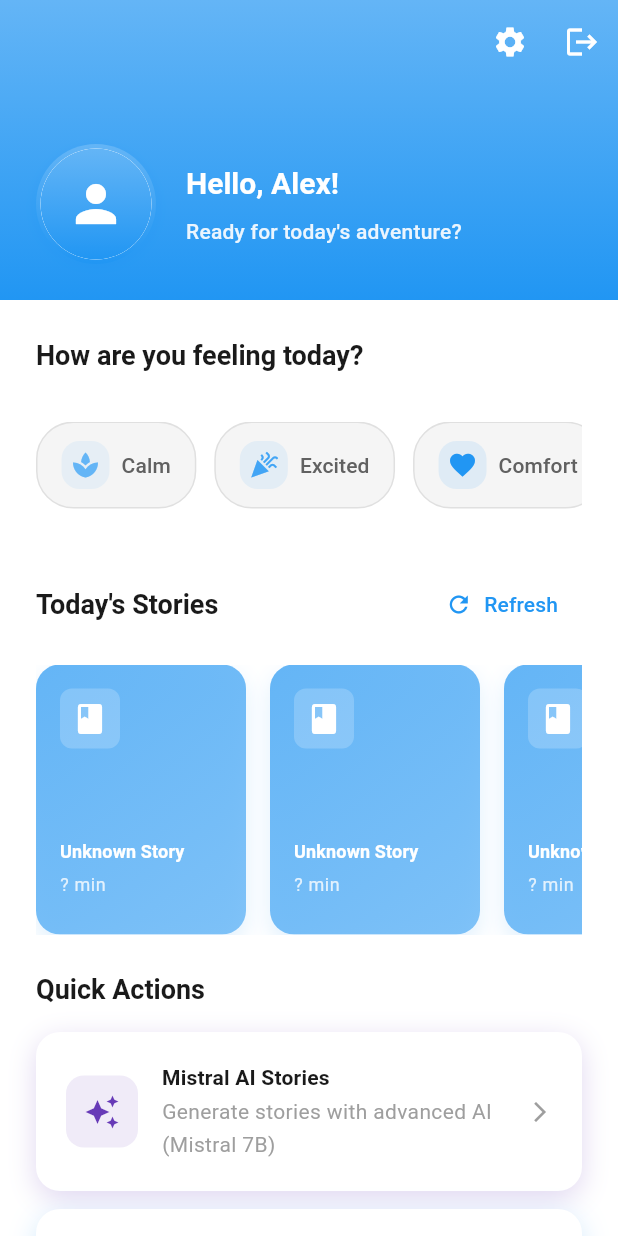
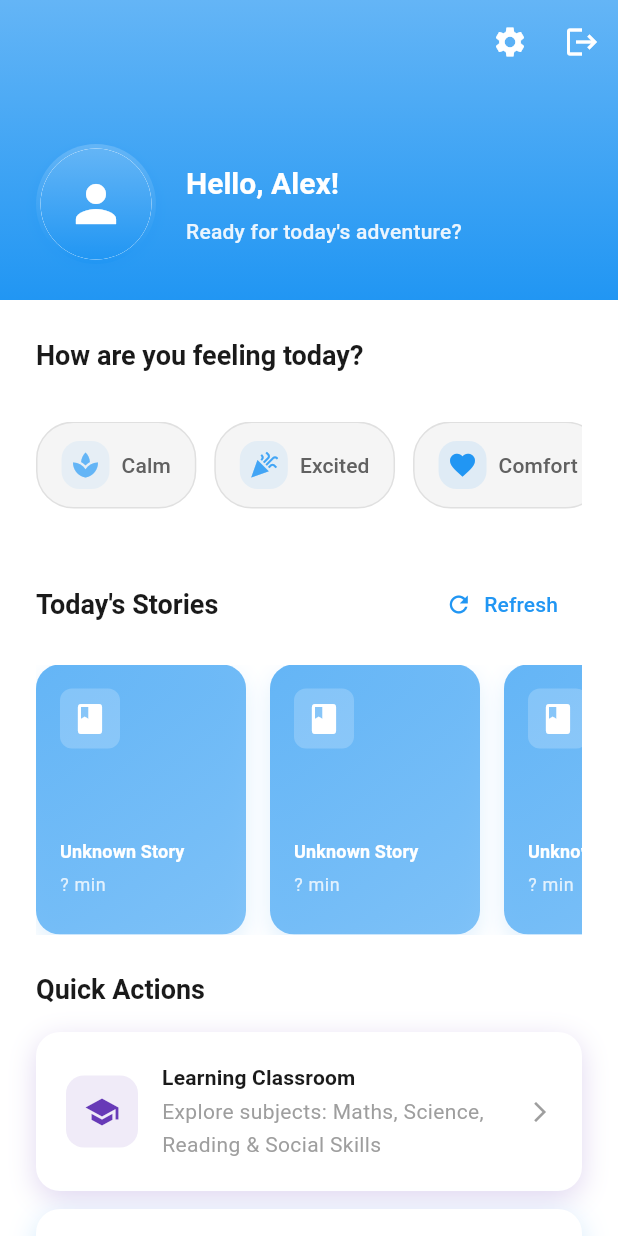
Before and after one commit to robinfrancis186/NeuroLearn-AI, a Flutter app: the screen it shows after launch, after a tap on "Alex", on a phone screen of 412 x 824 dp. Run offline on Flutter 3.47's test engine with Material 3 defaults, Android fonts, the phone set to English and light mode, and no system bars; drawn by our look-alikes of flutter_animate; our stand-ins replace audioplayers, camera, cloud_firestore, dio, firebase_auth, firebase_core and 7 more; missing offline and left inert: dart_openai, record; accounts and stored records are empty; Roboto replaces fonts that are missing (ComicNeue).

Commit message:
feat: add Learning Classroom feature to HomePage with navigation

```diff
--- a/lib/features/story_tutor/presentation/pages/home_page.dart
+++ b/lib/features/story_tutor/presentation/pages/home_page.dart
@@ -19,6 +19,7 @@ import '../widgets/student_avatar_widget.dart';
 import 'story_session_page.dart';
 import 'story_builder_page.dart';
 import 'mistral_story_demo.dart';
+import 'learning_classroom_page.dart';
 
 class HomePage extends ConsumerStatefulWidget {
   const HomePage({super.key});
@@ -389,11 +390,11 @@ class _HomePageState extends ConsumerState<HomePage> {
   Widget _buildQuickActions() {
     final actions = [
       {
-        'title': 'Mistral AI Stories',
-        'subtitle': 'Generate stories with advanced AI (Mistral 7B)',
-        'icon': Icons.auto_awesome,
+        'title': 'Learning Classroom',
+        'subtitle': 'Explore subjects: Maths, Science, Reading & Social Skills',
+        'icon': Icons.school,
         'color': Colors.deepPurple,
-        'onTap': () => _navigateToMistralDemo(),
+        'onTap': () => _navigateToLearningClassroom(),
       },
       {
         'title': 'Share Memory',
@@ -667,4 +668,13 @@ class _HomePageState extends ConsumerState<HomePage> {
       ),
     );
   }
+
+  void _navigateToLearningClassroom() {
+    Navigator.push(
+      context,
+      MaterialPageRoute(
+        builder: (context) => const LearningClassroomPage(),
+      ),
+    );
+  }
 }
```
